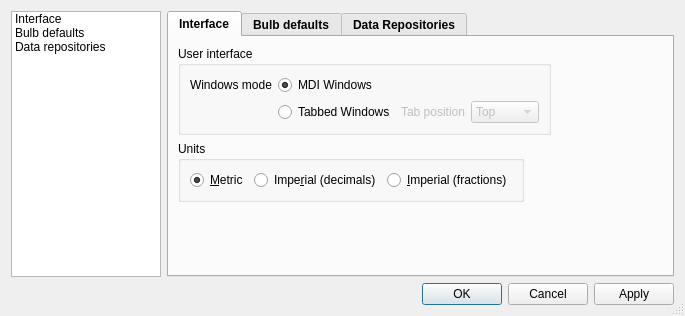
Old version of the form bulbcalculator/Ui/Preferences.ui in the repository mgian/bulbcalculator.
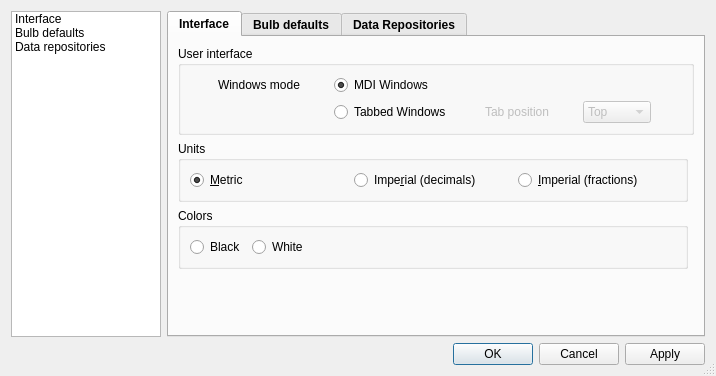
New version of the form. The open tabs and pages were chosen to show the change. Icons and pictures are not drawn.

Commit message: Added the option to select the drawing color for the 2D view Some more semantic fixes

```diff
--- a/bulbcalculator/Ui/Preferences.ui
+++ b/bulbcalculator/Ui/Preferences.ui
@@ -9,8 +9,8 @@
    <rect>
     <x>0</x>
     <y>0</y>
-    <width>685</width>
-    <height>316</height>
+    <width>716</width>
+    <height>376</height>
    </rect>
   </property>
   <property name="windowTitle">
@@ -133,6 +133,70 @@
          <string>Interface</string>
         </attribute>
         <layout class="QGridLayout" name="gridLayout_6">
+         <item row="1" column="0">
+          <widget class="QGroupBox" name="gb_pref_units">
+           <property name="sizePolicy">
+            <sizepolicy hsizetype="Expanding" vsizetype="Preferred">
+             <horstretch>0</horstretch>
+             <verstretch>0</verstretch>
+            </sizepolicy>
+           </property>
+           <property name="font">
+            <font>
+             <weight>50</weight>
+             <bold>false</bold>
+            </font>
+           </property>
+           <property name="title">
+            <string>Units</string>
+           </property>
+           <layout class="QHBoxLayout" name="horizontalLayout_4">
+            <item>
+             <widget class="QRadioButton" name="RB_DefMetric">
+              <property name="text">
+               <string>&amp;Metric</string>
+              </property>
+              <property name="shortcut">
+               <string>Ctrl+M</string>
+              </property>
+              <property name="checked">
+               <bool>true</bool>
+              </property>
+             </widget>
+            </item>
+            <item>
+             <widget class="QRadioButton" name="RB_DefImp_D">
+              <property name="text">
+               <string>Impe&amp;rial (decimals)</string>
+              </property>
+             </widget>
+            </item>
+            <item>
+             <widget class="QRadioButton" name="RB_DefImp_F">
+              <property name="text">
+               <string>&amp;Imperial (fractions)</string>
+              </property>
+              <property name="shortcut">
+               <string>Ctrl+I</string>
+              </property>
+             </widget>
+            </item>
+           </layout>
+          </widget>
+         </item>
+         <item row="3" column="0">
+          <spacer name="verticalSpacer">
+           <property name="orientation">
+            <enum>Qt::Vertical</enum>
+           </property>
+           <property name="sizeHint" stdset="0">
+            <size>
+             <width>20</width>
+             <height>40</height>
+            </size>
+           </property>
+          </spacer>
+         </item>
          <item row="0" column="0" colspan="2">
           <widget class="QGroupBox" name="groupBox">
            <property name="font">
@@ -248,89 +312,59 @@
            </layout>
           </widget>
          </item>
-         <item row="1" column="0">
-          <widget class="QGroupBox" name="groupBox_8">
-           <property name="font">
-            <font>
-             <weight>50</weight>
-             <bold>false</bold>
-            </font>
-           </property>
-           <property name="title">
-            <string>Units</string>
-           </property>
-           <layout class="QHBoxLayout" name="horizontalLayout_4">
-            <item>
-             <widget class="QRadioButton" name="RB_DefMetric">
-              <property name="text">
-               <string>&amp;Metric</string>
-              </property>
-              <property name="shortcut">
-               <string>Ctrl+M</string>
-              </property>
-              <property name="checked">
-               <bool>true</bool>
-              </property>
-             </widget>
-            </item>
-            <item>
-             <widget class="QRadioButton" name="RB_DefImp_D">
-              <property name="text">
-               <string>Impe&amp;rial (decimals)</string>
-              </property>
-             </widget>
-            </item>
-            <item>
-             <widget class="QRadioButton" name="RB_DefImp_F">
-              <property name="text">
-               <string>&amp;Imperial (fractions)</string>
-              </property>
-              <property name="shortcut">
-               <string>Ctrl+I</string>
-              </property>
-             </widget>
-            </item>
-           </layout>
-          </widget>
-         </item>
-         <item row="0" column="2">
-          <spacer name="horizontalSpacer_2">
-           <property name="orientation">
-            <enum>Qt::Horizontal</enum>
-           </property>
-           <property name="sizeHint" stdset="0">
-            <size>
-             <width>40</width>
-             <height>20</height>
-            </size>
-           </property>
-          </spacer>
-         </item>
          <item row="2" column="0">
-          <spacer name="verticalSpacer">
-           <property name="orientation">
-            <enum>Qt::Vertical</enum>
+          <widget class="QGroupBox" name="gb_pref_colors">
+           <property name="font">
+            <font>
+             <weight>50</weight>
+             <bold>false</bold>
+            </font>
            </property>
-           <property name="sizeHint" stdset="0">
-            <size>
-             <width>20</width>
-             <height>40</height>
-            </size>
+           <property name="title">
+            <string>Colors</string>
            </property>
-          </spacer>
-         </item>
-         <item row="1" column="1" colspan="2">
-          <spacer name="horizontalSpacer">
-           <property name="orientation">
-            <enum>Qt::Horizontal</enum>
-           </property>
-           <property name="sizeHint" stdset="0">
-            <size>
-             <width>40</width>
-             <height>20</height>
-            </size>
-           </property>
-          </spacer>
+           <layout class="QHBoxLayout" name="horizontalLayout_5">
+            <item>
+             <widget class="QRadioButton" name="RB_pref_colorBlack">
+              <property name="font">
+               <font>
+                <weight>50</weight>
+                <bold>false</bold>
+               </font>
+              </property>
+              <property name="text">
+               <string>Black</string>
+              </property>
+             </widget>
+            </item>
+            <item>
+             <widget class="QRadioButton" name="RB_pref_colorWhite">
+              <property name="font">
+               <font>
+                <weight>50</weight>
+                <bold>false</bold>
+               </font>
+              </property>
+              <property name="text">
+               <string>White</string>
+              </property>
+             </widget>
+            </item>
+            <item>
+             <spacer name="horizontalSpacer">
+              <property name="orientation">
+               <enum>Qt::Horizontal</enum>
+              </property>
+              <property name="sizeHint" stdset="0">
+               <size>
+                <width>40</width>
+                <height>20</height>
+               </size>
+              </property>
+             </spacer>
+            </item>
+           </layout>
+          </widget>
          </item>
         </layout>
        </widget>
```
Left out of the diff: 4 changed lines with no effect on the pictures. The commit also changes 4 other files.
